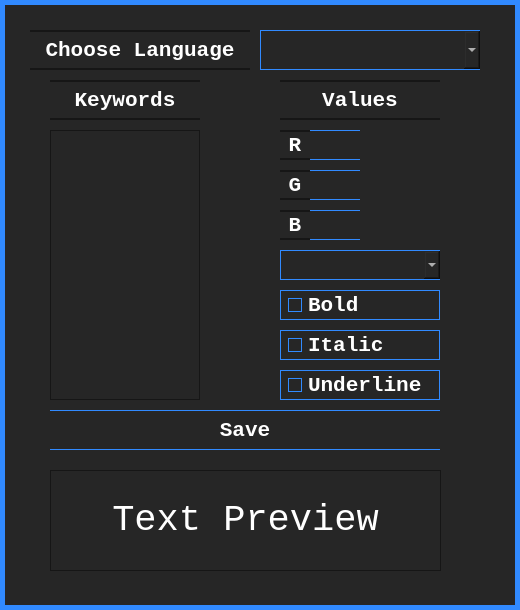
This is whighlightpreferences.ui in Furgololo1/FC as Qt 5 draws it before an edit. The edited form follows.
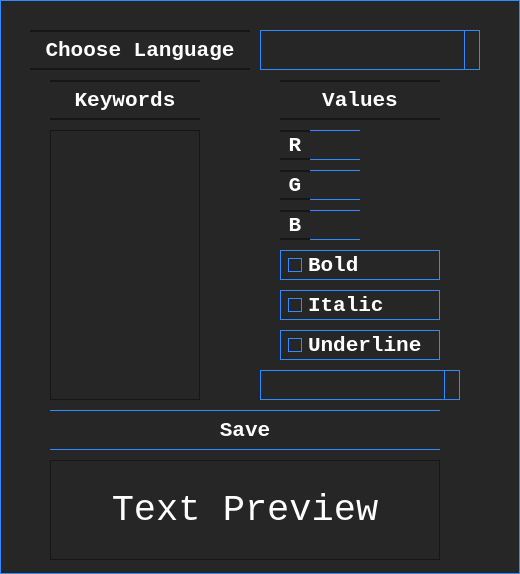
This is the edited form. Icons and pictures are not drawn.

Commit message: highlight preferences widget 0.9

What changed in the file:
```diff
--- a/whighlightpreferences.ui
+++ b/whighlightpreferences.ui
@@ -7,7 +7,7 @@
     <x>0</x>
     <y>0</y>
     <width>520</width>
-    <height>610</height>
+    <height>574</height>
    </rect>
   </property>
   <property name="sizePolicy">
@@ -32,11 +32,52 @@
   </property>
   <property name="styleSheet">
    <string notr="true">QWidget{
-	border: 5px solid #318AFF; 
+	border: 1px solid #318AFF; 
 	background-color: #262626; 
 	color: white;
 	font-family: Consolas, 'Courier New', monospace;
-}</string>
+}
+
+QAbstractItemView::item {
+    height: 25px;
+}
+
+QScrollBar:vertical {
+     border: none;
+     background: #262626;
+     width: 15px;
+     margin: 22px 0 22px 0;
+ }
+ QScrollBar::handle:vertical {
+     background: #318AFF;
+     min-height: 20px;
+ }
+ QScrollBar::add-line:vertical {
+     border: 1px solid #318AFF;
+     background: #262626;
+     height: 20px;
+     subcontrol-position: bottom;
+     subcontrol-origin: margin;
+ }
+
+ QScrollBar::sub-line:vertical {
+     border: 1px solid #318AFF;
+     background: #262626;
+     height: 20px;
+     subcontrol-position: top;
+     subcontrol-origin: margin;
+ }
+ QScrollBar::up-arrow:vertical, QScrollBar::down-arrow:vertical {
+     border: 2px solid #262626;
+     width: 3px;
+     height: 3px;
+     background: transparent;
+ }
+
+ QScrollBar::add-page:vertical, QScrollBar::sub-page:vertical {
+     background: none;
+ }
+</string>
   </property>
   <widget class="QLabel" name="label">
    <property name="geometry">
@@ -106,12 +147,35 @@
     </font>
    </property>
    <property name="styleSheet">
-    <string notr="true">QComboBox{
-border-left:1px solid #318AFF;
-border-right:none;
-border-top:1px solid #318AFF;
-border-bottom:1px solid #318AFF;
-}</string>
+    <string notr="true">QAbstractItemView::item:hover {
+	border: none;
+    background: #318AFF;
+	font-weight: bold;
+}
+
+QComboBox::down-arrow {
+    image: url(:/images/images/CBArrow.png);
+	height:18px;
+}
+
+QComboBox::drop-down:button{
+background: #262626;
+border-left: 1px solid #318AFF;
+border-right: 1px solid #318AFF;
+}
+QComboBox {
+	border-left:1px solid #318AFF;
+	border-right:none;
+	border-top:1px solid #318AFF;
+	border-bottom:1px solid #318AFF;
+}
+
+
+
+</string>
+   </property>
+   <property name="frame">
+    <bool>true</bool>
    </property>
   </widget>
   <widget class="QListWidget" name="keywordList">
@@ -365,7 +429,7 @@
    <property name="geometry">
     <rect>
      <x>280</x>
-     <y>330</y>
+     <y>290</y>
      <width>160</width>
      <height>30</height>
     </rect>
@@ -423,7 +487,7 @@
    <property name="geometry">
     <rect>
      <x>280</x>
-     <y>290</y>
+     <y>250</y>
      <width>160</width>
      <height>30</height>
     </rect>
@@ -481,7 +545,7 @@
    <property name="geometry">
     <rect>
      <x>280</x>
-     <y>370</y>
+     <y>330</y>
      <width>160</width>
      <height>30</height>
     </rect>
@@ -539,21 +603,21 @@
   <widget class="QComboBox" name="fontComboBox">
    <property name="geometry">
     <rect>
-     <x>280</x>
-     <y>250</y>
-     <width>160</width>
+     <x>260</x>
+     <y>370</y>
+     <width>200</width>
      <height>30</height>
     </rect>
    </property>
    <property name="sizePolicy">
-    <sizepolicy hsizetype="Fixed" vsizetype="Fixed">
+    <sizepolicy hsizetype="Preferred" vsizetype="Fixed">
      <horstretch>0</horstretch>
      <verstretch>0</verstretch>
     </sizepolicy>
    </property>
    <property name="maximumSize">
     <size>
-     <width>175</width>
+     <width>200</width>
      <height>30</height>
     </size>
    </property>
@@ -564,20 +628,39 @@
     </font>
    </property>
    <property name="styleSheet">
-    <string notr="true">QComboBox{
-border-left:1px solid #318AFF;
-border-right:none;
-border-top:1px solid #318AFF;
-border-bottom:1px solid #318AFF;
-}
-
-QComboBox::drop-down {
-
+    <string notr="true">
+QAbstractItemView::item:hover {
+	border: none;
+    background: #318AFF;
+	font-weight:bold;
 }
 
 QComboBox::down-arrow {
-image: url(:/images/images/CBArrow.png);
-}</string>
+    image: url(:/images/images/CBArrow.png);
+	height:18px;
+}
+
+QComboBox::drop-down:button{
+background: #262626;
+border-left: 1px solid #318AFF;
+border-right: 1px solid #318AFF;
+}
+
+QComboBox {
+	border-left:1px solid #318AFF;
+	border-right:none;
+	border-top:1px solid #318AFF;
+	border-bottom:1px solid #318AFF;
+}
+
+
+</string>
+   </property>
+   <property name="editable">
+    <bool>false</bool>
+   </property>
+   <property name="frame">
+    <bool>true</bool>
    </property>
   </widget>
   <widget class="QPushButton" name="saveButton">
@@ -775,9 +858,9 @@
    <property name="geometry">
     <rect>
      <x>50</x>
-     <y>470</y>
-     <width>391</width>
-     <height>101</height>
+     <y>460</y>
+     <width>390</width>
+     <height>100</height>
     </rect>
    </property>
    <property name="font">
```
Left out of the diff: 6 changed lines with no effect on the pictures. The commit also changes 6 other files.
